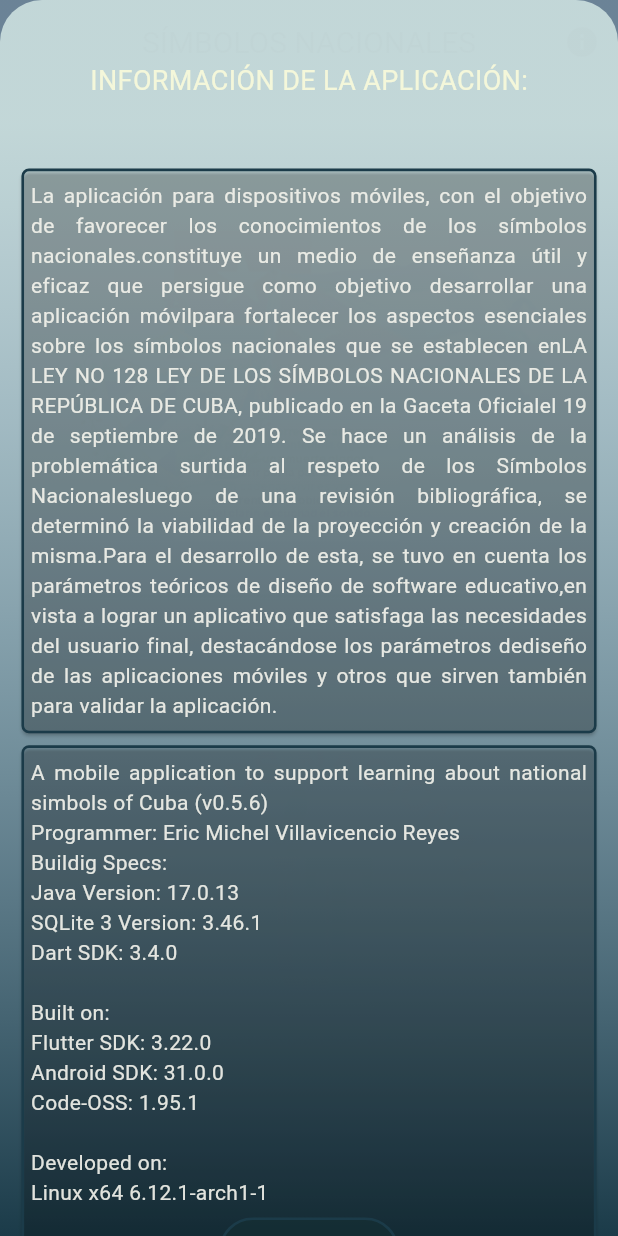
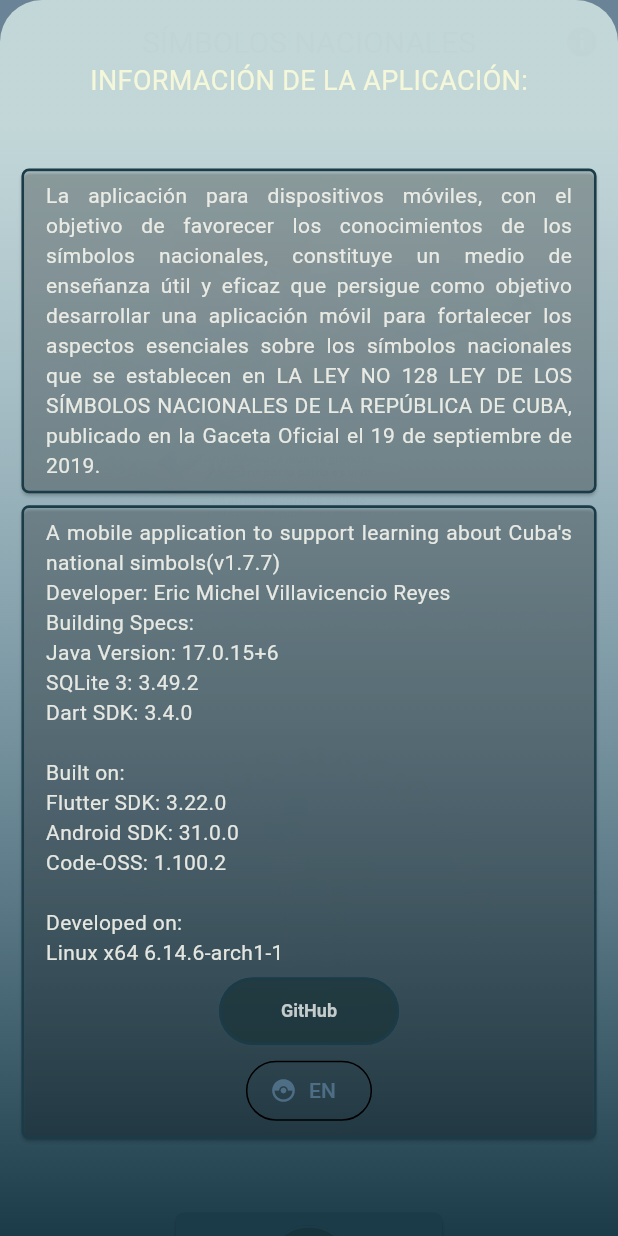
Before and after one commit to ElectroZombie/simbolos_patrios, a Flutter app: the screen it shows after launch, after a tap on the "info" icon, on a phone screen of 412 x 824 dp. Run offline on Flutter 3.47's test engine with Material 3 defaults, Android fonts, the light colour scheme and no system bars; our stand-ins replace shared_preferences, sqflite, sqflite_common_ffi; accounts and stored records are empty; Roboto replaces fonts that are missing (Arial).

Commit message:
Actualizada la info. Hay que hacer un provider para el lenaguaje

```diff
--- a/lib/widgets/info_sheet.dart
+++ b/lib/widgets/info_sheet.dart
@@ -4,6 +4,7 @@ import 'package:educative_software/styles/button_style.dart';
 import 'package:url_launcher/url_launcher.dart';
 
 Widget infoSheet(BuildContext context, ColorScheme colors) {
+  bool language = true;
   return Stack(children: [
     gradient(colors),
     SizedBox(
@@ -32,23 +33,22 @@ Widget infoSheet(BuildContext context, ColorScheme colors) {
                               height: MediaQuery.of(context).size.height / 100),
                           SizedBox(
                             width: MediaQuery.of(context).size.width * 9 / 10,
+                            child: Padding(
+                                padding:
+                                    const EdgeInsets.symmetric(horizontal: 10),
                                 child: Text(
-                                "La aplicación para dispositivos móviles, con el objetivo de favorecer los conocimientos de los símbolos nacionales."
-                                "constituye un medio de enseñanza útil y eficaz que persigue como objetivo desarrollar una aplicación móvil"
-                                "para fortalecer los aspectos esenciales sobre los símbolos nacionales que se establecen en"
-                                "LA LEY NO 128 LEY DE LOS SÍMBOLOS NACIONALES DE LA REPÚBLICA DE CUBA, publicado en la Gaceta Oficial"
-                                "el 19 de septiembre de 2019. Se hace un análisis de la problemática surtida al respeto de los Símbolos Nacionales"
-                                "luego de una revisión bibliográfica, se determinó la viabilidad de la proyección y creación de la misma."
-                                "Para el desarrollo de esta, se tuvo en cuenta los parámetros teóricos de diseño de software educativo,"
-                                "en vista a lograr un aplicativo que satisfaga las necesidades del usuario final, destacándose los parámetros de"
-                                "diseño de las aplicaciones móviles  y otros que sirven también para validar la aplicación.",
+                                    "La aplicación para dispositivos móviles, con el objetivo de favorecer los conocimientos de los símbolos nacionales, "
+                                    "constituye un medio de enseñanza útil y eficaz que persigue como objetivo desarrollar una aplicación móvil "
+                                    "para fortalecer los aspectos esenciales sobre los símbolos nacionales que se establecen en "
+                                    "LA LEY NO 128 LEY DE LOS SÍMBOLOS NACIONALES DE LA REPÚBLICA DE CUBA, publicado en la Gaceta Oficial "
+                                    "el 19 de septiembre de 2019.",
                                     maxLines: 20,
                                     softWrap: true,
                                     textAlign: TextAlign.justify,
                                     style: TextStyle(
                                       fontSize: 14,
                                       color: colors.surfaceContainerHighest,
-                                )),
+                                    ))),
                           ),
                           SizedBox(
                               height: MediaQuery.of(context).size.height / 100),
@@ -69,33 +69,27 @@ Widget infoSheet(BuildContext context, ColorScheme colors) {
                           SizedBox(
                               width: MediaQuery.of(context).size.width * 9 / 10,
                               child: Column(children: [
-                                Text(
-                                    "A mobile application to support learning about national simbols of Cuba "
-                                    "(v0.5.6)\n"
-                                    "Programmer: "
-                                    "Eric Michel Villavicencio Reyes\n"
-                                    "Buildig Specs:\n"
-                                    "Java Version: 17.0.13\n"
-                                    "SQLite 3 Version: 3.46.1\n"
-                                    "Dart SDK: 3.4.0\n\n"
-                                    "Built on:\n"
-                                    "Flutter SDK: 3.22.0\n"
-                                    "Android SDK: 31.0.0\n"
-                                    "Code-OSS: 1.95.1\n\n"
-                                    "Developed on:\n"
-                                    "Linux x64 6.12.1-arch1-1",
-                                    maxLines: 20,
-                                    softWrap: true,
-                                    textAlign: TextAlign.justify,
-                                    style: TextStyle(
-                                      fontSize: 14,
-                                      color: colors.surfaceContainerHighest,
-                                    )),
+                                Padding(
+                                    padding: const EdgeInsets.symmetric(
+                                        horizontal: 10),
+                                    child: _showText(language, colors)),
                                 const SizedBox(height: 5),
+                                Column(
+                                  children: [
                                     TextButton(
                                         style: buttonStyle(colors),
                                         child: const Text("GitHub"),
                                         onPressed: () => _launchUrl()),
+                                    const SizedBox(
+                                      height: 5,
+                                    ),
+                                    OutlinedButton.icon(
+                                        onPressed: () => {language = !language},
+                                        label: _showText2(language, colors),
+                                        icon: const Icon(
+                                            Icons.catching_pokemon_rounded)),
+                                  ],
+                                )
                               ])),
                           SizedBox(
                               height: MediaQuery.of(context).size.height / 100),
@@ -147,3 +141,55 @@ Future<void> _launchUrl() async {
     throw Exception('Could not launch https://github.com/ElectroZombie');
   }
 }
+
+Widget _showText(bool language, colors) {
+  return language
+      ? Text(
+          "A mobile application to support learning about Cuba's national simbols"
+          "(v1.7.7)\n"
+          "Developer: "
+          "Eric Michel Villavicencio Reyes\n"
+          "Building Specs:\n"
+          "Java Version: 17.0.15+6\n"
+          "SQLite 3: 3.49.2\n"
+          "Dart SDK: 3.4.0\n\n"
+          "Built on:\n"
+          "Flutter SDK: 3.22.0\n"
+          "Android SDK: 31.0.0\n"
+          "Code-OSS: 1.100.2\n\n"
+          "Developed on:\n"
+          "Linux x64 6.14.6-arch1-1",
+          maxLines: 20,
+          softWrap: true,
+          textAlign: TextAlign.justify,
+          style: TextStyle(
+            fontSize: 14,
+            color: colors.surfaceContainerHighest,
+          ))
+      : Text(
+          "Una aplicación móvil para apoyar el aprendizaje de los símbolos nacionales de Cuba"
+          "(v1.7.7)\n"
+          "Desarrolladore: "
+          "Eric Michel Villavicencio Reyes\n"
+          "Especificaciones:\n"
+          "Java Version: 17.0.15+6\n"
+          "SQLite 3: 3.49.2\n"
+          "Dart SDK: 3.4.0\n\n"
+          "Construido con:\n"
+          "Flutter SDK: 3.22.0\n"
+          "Android SDK: 31.0.0\n"
+          "Code-OSS: 1.100.2\n\n"
+          "Desarrollado en:\n"
+          "Linux x64 6.14.6-arch1-1",
+          maxLines: 20,
+          softWrap: true,
+          textAlign: TextAlign.justify,
+          style: TextStyle(
+            fontSize: 14,
+            color: colors.surfaceContainerHighest,
+          ));
+}
+
+Widget _showText2(bool language, colors) {
+  return language ? const Text("EN") : const Text("ES");
+}
```
Lines whose indentation alone changed are shown as unchanged.
